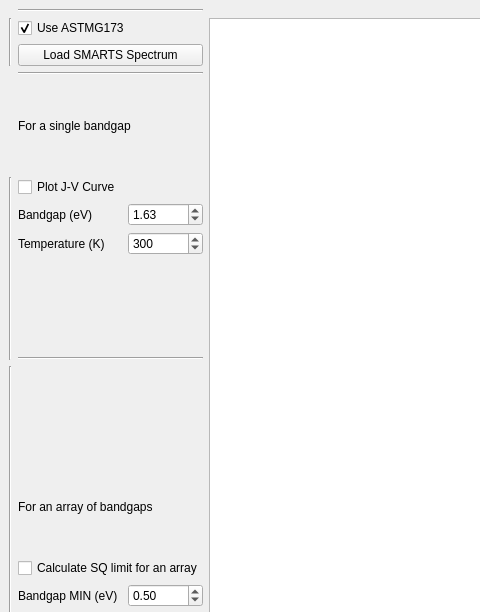
Above: src/main/resources/base/SQ_GUI.ui from SarthakJariwala/Shockley-Queisser-Calculator before the change; both pictures show x 0 to 480 and y 0 to 612 of the 1085 by 761 pixel window. Below: the same form after it.
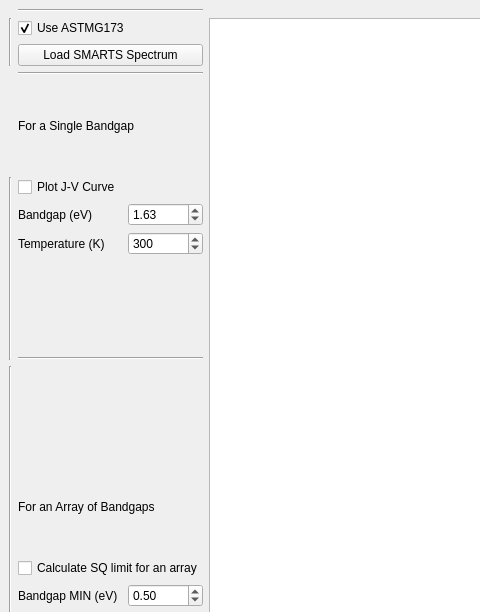
That is the form after the change.

Commit message: font size change for label

Patch:
```diff
--- a/src/main/resources/base/SQ_GUI.ui
+++ b/src/main/resources/base/SQ_GUI.ui
@@ -183,7 +183,7 @@
        <string notr="true">font: 9pt &quot;Arial&quot;;</string>
       </property>
       <property name="text">
-       <string>For a single bandgap</string>
+       <string>For a Single Bandgap</string>
       </property>
      </widget>
     </item>
@@ -207,7 +207,7 @@
        <string notr="true">font: 9pt &quot;Arial&quot;;</string>
       </property>
       <property name="text">
-       <string>For an array of bandgaps</string>
+       <string>For an Array of Bandgaps</string>
       </property>
      </widget>
     </item>
```
Left out of the diff: 4 changed lines with no effect on the pictures.
